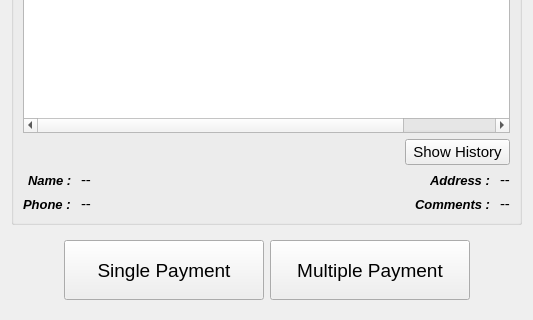
Above: estorecpp/paymentui.ui from Watti/estorecpp before the change; both pictures show x 0 to 533 and y 147 to 467 of the 533 by 467 pixel window. Below: the same form after it.
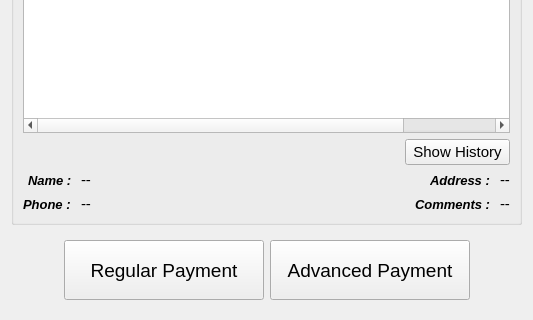
That is the form after the change.

Commit message: ui changes done by shan

The edit to the form file:
```diff
--- a/estorecpp/paymentui.ui
+++ b/estorecpp/paymentui.ui
@@ -465,7 +465,7 @@
            </font>
           </property>
           <property name="text">
-           <string>Single Payment</string>
+           <string>Regular Payment</string>
           </property>
          </widget>
         </item>
@@ -489,7 +489,7 @@
            </font>
           </property>
           <property name="text">
-           <string>Multiple Payment</string>
+           <string>Advanced Payment</string>
           </property>
          </widget>
         </item>
```
The commit also changes 7 other files.
